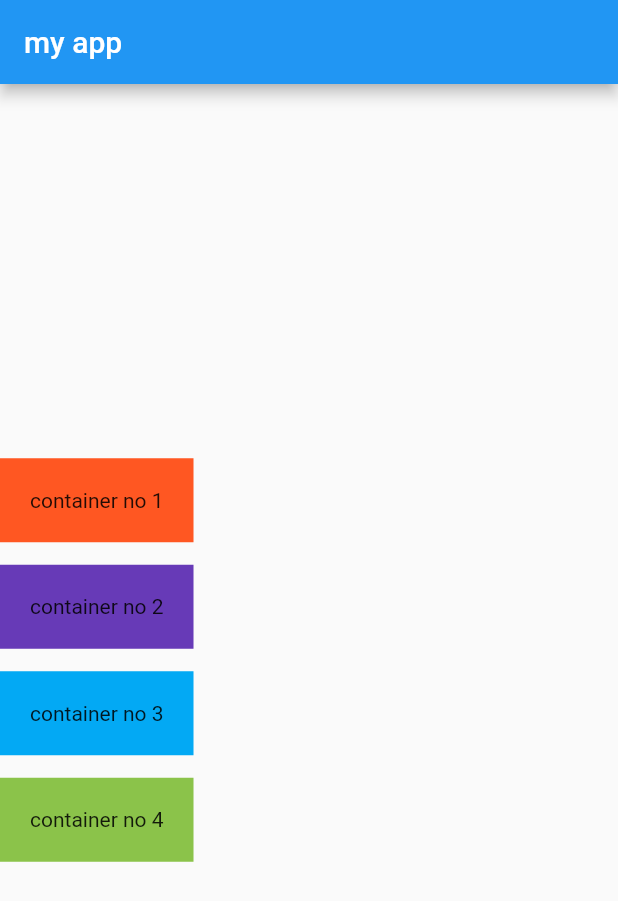
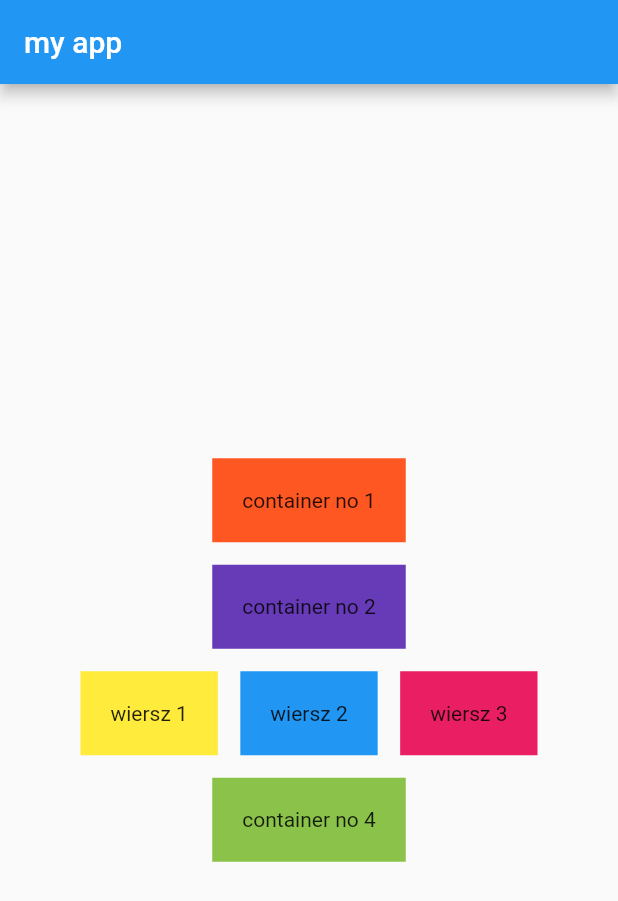
Before and after one commit to luqasz-tworzydlo/2023-Q4-1_Flutter-Dart_Mobile-Apps, a Flutter app: the screen it shows after launch, on a phone screen of 412 x 824 dp. Shown: the top 901 px of the screen. Run offline on Flutter 3.47's test engine with Material 2 defaults, Android fonts, the phone set to English and light mode, and no system bars.

Commit message:
Add files via upload

```diff
--- a/1_Exercise-no-1_rows-and-columns/src/E1_rac/ex1_rows_columns/lib/main.dart
+++ b/1_Exercise-no-1_rows-and-columns/src/E1_rac/ex1_rows_columns/lib/main.dart
@@ -29,10 +29,28 @@ class MyApp extends StatelessWidget {
                   child: Text("container no 2"),
                 ),
                 SizedBox(height: 15),
-                Container(
-                  color: Colors.lightBlue,
-                  padding: EdgeInsets.all(20),
-                  child: Text("container no 3"),
+                Row(
+                  mainAxisAlignment: MainAxisAlignment.center,
+                  children: [
+                    Container(
+                      color: Colors.yellow,
+                      padding: EdgeInsets.all(20),
+                      child: Text("wiersz 1"),
+                    ),
+                    SizedBox(width: 15),
+                    Container(
+                      color: Colors.blue,
+                      padding: EdgeInsets.all(20),
+                      child: Text("wiersz 2"),
+                    ),
+                    SizedBox(width: 15),
+                    Container(
+                      color: Colors.pink,
+                      padding: EdgeInsets.all(20),
+                      child: Text("wiersz 3"),
+                    ),
+                  ],
+
                 ),
                 SizedBox(height: 15),
                 Container(
```
